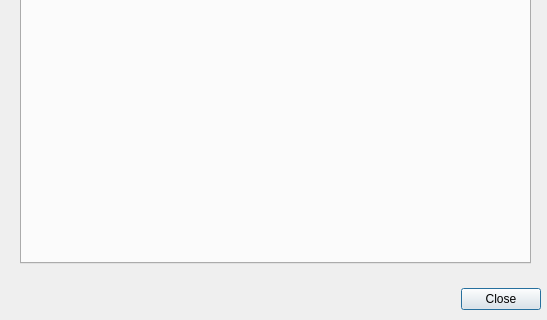
The window that settingsdialog.ui (jassuncao/eparts) describes before a commit, drawn with Qt 5; both pictures show x 0 to 547 and y 147 to 467 of the 547 by 467 pixel window.
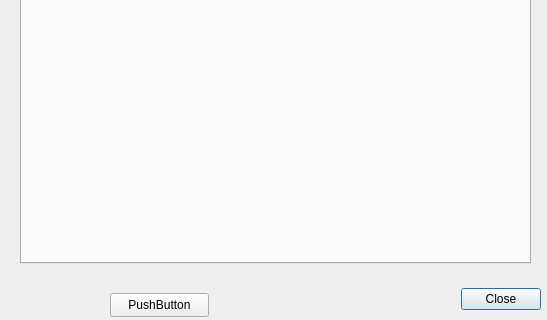
The same window after the commit. Icons and pictures are not drawn.

What changed in the file:
```diff
--- a/settingsdialog.ui
+++ b/settingsdialog.ui
@@ -48,6 +48,23 @@
     <bool>false</bool>
    </property>
   </widget>
+  <widget class="QPushButton" name="pushButton">
+   <property name="geometry">
+    <rect>
+     <x>110</x>
+     <y>440</y>
+     <width>99</width>
+     <height>24</height>
+    </rect>
+   </property>
+   <property name="text">
+    <string>PushButton</string>
+   </property>
+   <property name="icon">
+    <iconset resource="resources.qrc">
+     <normaloff>:/images/edit-copy_16x16.png</normaloff>:/images/edit-copy_16x16.png</iconset>
+   </property>
+  </widget>
  </widget>
  <resources/>
  <connections>
```
Left out of the diff: 4 changed lines with no effect on the pictures.
